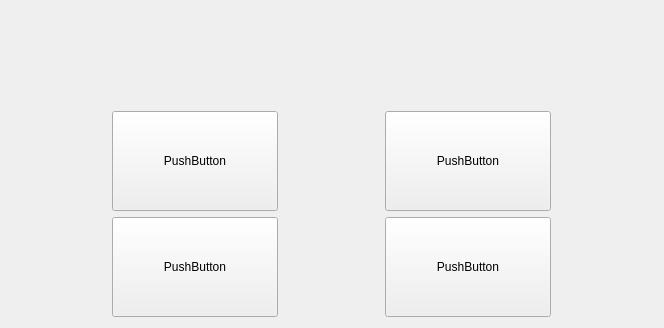
Above: forms/welcomepage.ui from farleyrunkel/qollama before the change. Below: the same form after it.
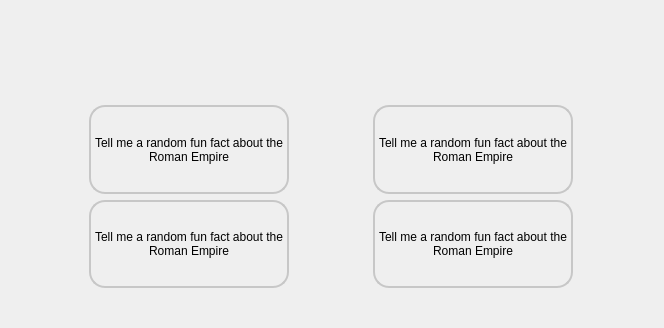
That is the form after the change. Icons and pictures are not drawn.

Commit message: add welcome button

```diff
--- a/forms/welcomepage.ui
+++ b/forms/welcomepage.ui
@@ -17,118 +17,9 @@
    <string notr="true"/>
   </property>
   <layout class="QGridLayout" name="gridLayout">
-   <item row="4" column="0">
-    <widget class="QPushButton" name="pushButton_2">
-     <property name="sizePolicy">
-      <sizepolicy hsizetype="Fixed" vsizetype="Fixed">
-       <horstretch>0</horstretch>
-       <verstretch>0</verstretch>
-      </sizepolicy>
-     </property>
-     <property name="minimumSize">
-      <size>
-       <width>166</width>
-       <height>100</height>
-      </size>
-     </property>
-     <property name="maximumSize">
-      <size>
-       <width>166</width>
-       <height>100</height>
-      </size>
-     </property>
-     <property name="text">
-      <string>PushButton</string>
-     </property>
-     <property name="flat">
-      <bool>false</bool>
-     </property>
-    </widget>
-   </item>
-   <item row="3" column="0">
-    <widget class="QPushButton" name="pushButton">
-     <property name="sizePolicy">
-      <sizepolicy hsizetype="Fixed" vsizetype="Fixed">
-       <horstretch>0</horstretch>
-       <verstretch>0</verstretch>
-      </sizepolicy>
-     </property>
-     <property name="minimumSize">
-      <size>
-       <width>166</width>
-       <height>100</height>
-      </size>
-     </property>
-     <property name="maximumSize">
-      <size>
-       <width>166</width>
-       <height>100</height>
-      </size>
-     </property>
-     <property name="text">
-      <string>PushButton</string>
-     </property>
-     <property name="flat">
-      <bool>false</bool>
-     </property>
-    </widget>
-   </item>
-   <item row="4" column="1">
-    <widget class="QPushButton" name="pushButton_4">
-     <property name="sizePolicy">
-      <sizepolicy hsizetype="Fixed" vsizetype="Fixed">
-       <horstretch>0</horstretch>
-       <verstretch>0</verstretch>
-      </sizepolicy>
-     </property>
-     <property name="minimumSize">
-      <size>
-       <width>166</width>
-       <height>100</height>
-      </size>
-     </property>
-     <property name="maximumSize">
-      <size>
-       <width>166</width>
-       <height>100</height>
-      </size>
-     </property>
-     <property name="text">
-      <string>PushButton</string>
-     </property>
-     <property name="flat">
-      <bool>false</bool>
-     </property>
-    </widget>
-   </item>
-   <item row="3" column="1">
-    <widget class="QPushButton" name="pushButton_3">
-     <property name="sizePolicy">
-      <sizepolicy hsizetype="Fixed" vsizetype="Fixed">
-       <horstretch>0</horstretch>
-       <verstretch>0</verstretch>
-      </sizepolicy>
-     </property>
-     <property name="minimumSize">
-      <size>
-       <width>166</width>
-       <height>100</height>
-      </size>
-     </property>
-     <property name="maximumSize">
-      <size>
-       <width>166</width>
-       <height>100</height>
-      </size>
-     </property>
-     <property name="text">
-      <string>PushButton</string>
-     </property>
-     <property name="flat">
-      <bool>false</bool>
-     </property>
-    </widget>
-   </item>
+   <property name="bottomMargin">
+    <number>40</number>
+   </property>
    <item row="0" column="0" colspan="2">
     <widget class="QLabel" name="welcomeLogo">
      <property name="sizePolicy">
@@ -160,6 +51,134 @@
      </property>
     </widget>
    </item>
+   <item row="1" column="0">
+    <widget class="QLabel" name="label">
+     <property name="maximumSize">
+      <size>
+       <width>200</width>
+       <height>120</height>
+      </size>
+     </property>
+     <property name="styleSheet">
+      <string notr="true">background-image: url(:/icon/art-palette.svg);
+border-radius: 16px;
+border: 2px solid rgb(199, 199, 199);
+ background-repeat: no-repeat;
+background-position:  20% 20%;</string>
+     </property>
+     <property name="frameShape">
+      <enum>QFrame::Box</enum>
+     </property>
+     <property name="text">
+      <string>Tell me a random fun fact about the Roman Empire</string>
+     </property>
+     <property name="alignment">
+      <set>Qt::AlignCenter</set>
+     </property>
+     <property name="wordWrap">
+      <bool>true</bool>
+     </property>
+     <property name="indent">
+      <number>10</number>
+     </property>
+    </widget>
+   </item>
+   <item row="2" column="0">
+    <widget class="QLabel" name="label_2">
+     <property name="maximumSize">
+      <size>
+       <width>200</width>
+       <height>120</height>
+      </size>
+     </property>
+     <property name="styleSheet">
+      <string notr="true">background-image: url(:/icon/art-palette.svg);
+border-radius: 16px;
+border: 2px solid rgb(199, 199, 199);
+ background-repeat: no-repeat;
+background-position:  20% 20%;</string>
+     </property>
+     <property name="frameShape">
+      <enum>QFrame::Box</enum>
+     </property>
+     <property name="text">
+      <string>Tell me a random fun fact about the Roman Empire</string>
+     </property>
+     <property name="alignment">
+      <set>Qt::AlignCenter</set>
+     </property>
+     <property name="wordWrap">
+      <bool>true</bool>
+     </property>
+     <property name="indent">
+      <number>10</number>
+     </property>
+    </widget>
+   </item>
+   <item row="2" column="1">
+    <widget class="QLabel" name="label_3">
+     <property name="maximumSize">
+      <size>
+       <width>200</width>
+       <height>120</height>
+      </size>
+     </property>
+     <property name="styleSheet">
+      <string notr="true">background-image: url(:/icon/art-palette.svg);
+border-radius: 16px;
+border: 2px solid rgb(199, 199, 199);
+ background-repeat: no-repeat;
+background-position:  20% 20%;</string>
+     </property>
+     <property name="frameShape">
+      <enum>QFrame::Box</enum>
+     </property>
+     <property name="text">
+      <string>Tell me a random fun fact about the Roman Empire</string>
+     </property>
+     <property name="alignment">
+      <set>Qt::AlignCenter</set>
+     </property>
+     <property name="wordWrap">
+      <bool>true</bool>
+     </property>
+     <property name="indent">
+      <number>10</number>
+     </property>
+    </widget>
+   </item>
+   <item row="1" column="1">
+    <widget class="QLabel" name="label_4">
+     <property name="maximumSize">
+      <size>
+       <width>200</width>
+       <height>120</height>
+      </size>
+     </property>
+     <property name="styleSheet">
+      <string notr="true">background-image: url(:/icon/art-palette.svg);
+border-radius: 16px;
+border: 2px solid rgb(199, 199, 199);
+ background-repeat: no-repeat;
+background-position:  20% 20%;</string>
+     </property>
+     <property name="frameShape">
+      <enum>QFrame::Box</enum>
+     </property>
+     <property name="text">
+      <string>Tell me a random fun fact about the Roman Empire</string>
+     </property>
+     <property name="alignment">
+      <set>Qt::AlignCenter</set>
+     </property>
+     <property name="wordWrap">
+      <bool>true</bool>
+     </property>
+     <property name="indent">
+      <number>10</number>
+     </property>
+    </widget>
+   </item>
   </layout>
  </widget>
  <resources/>
```
The commit also changes 11 other files.
